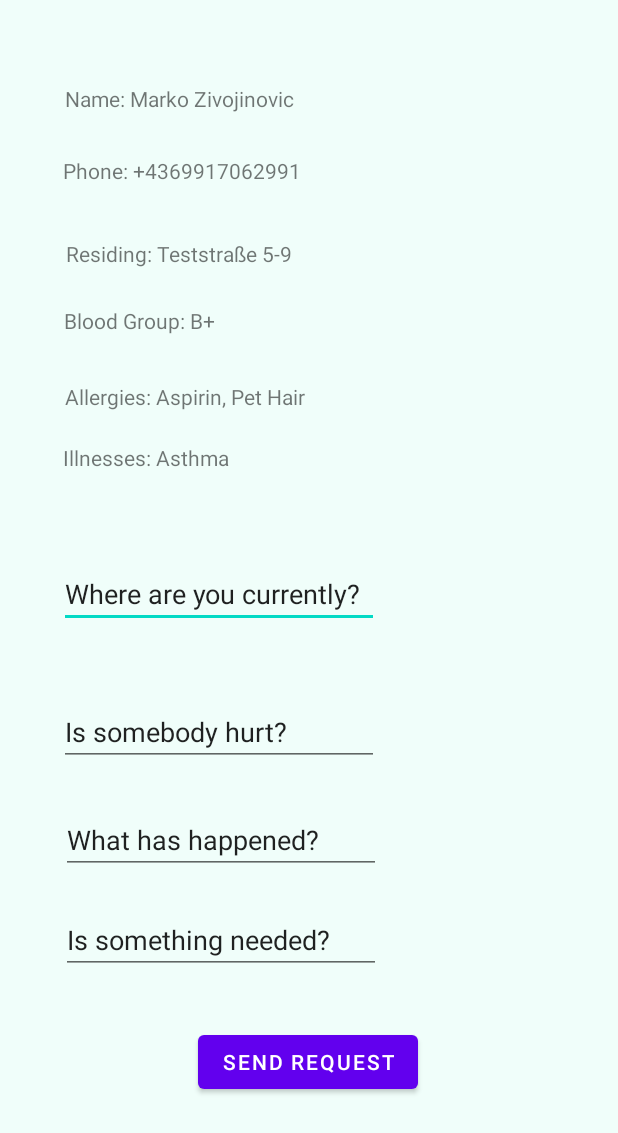
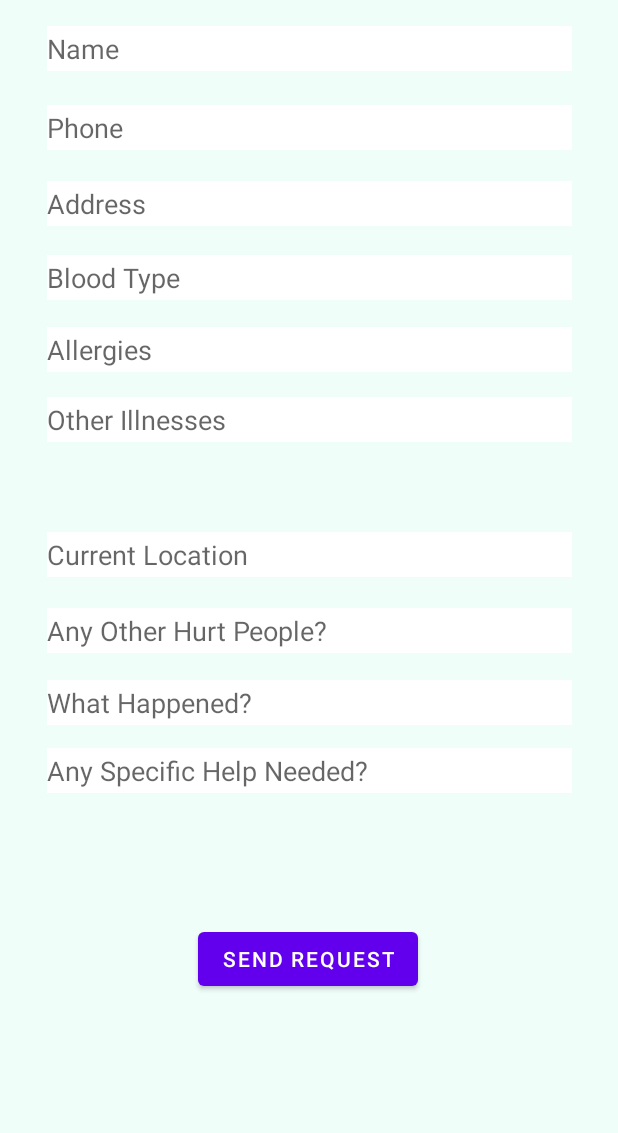
Before and after one commit to ChangedUser/Telemergency, an Android app: the layout emergency_call.xml on its own in the app's theme, with its tools: preview values and no code run, on a phone screen of 412 x 824 dp. Shown: the top 1133 px of the screen. Run offline under Robolectric (Android 15) with nearby library versions, the phone set to English and light mode, and no system bars.

Commit message:
Form when contacting doctors

```diff
--- a/app/src/main/java/com/example/kotlinmessenger/LoginActivity.kt
+++ b/app/src/main/java/com/example/kotlinmessenger/LoginActivity.kt
@@ -7,7 +7,6 @@ import android.widget.Toast
 import androidx.appcompat.app.AppCompatActivity
 import com.google.firebase.auth.FirebaseAuth
 import kotlinx.android.synthetic.main.activity_login.*
-import kotlinx.android.synthetic.main.activity_main.*
 
 class LoginActivity : AppCompatActivity() {
     override fun onCreate(savedInstanceState: Bundle?) {
@@ -20,7 +19,7 @@ class LoginActivity : AppCompatActivity() {
 
         login_button.setOnClickListener {
             val email = email_edittext_login.text.toString()
-            val password = password_edittext_login.text.toString()
+            val password = form_name.text.toString()
 
             //check if email/password empty
             if(email.isEmpty() || password.isEmpty()) {
--- a/app/src/main/java/com/example/kotlinmessenger/NewMessageActivity.kt
+++ b/app/src/main/java/com/example/kotlinmessenger/NewMessageActivity.kt
@@ -27,7 +27,8 @@ class NewMessageActivity : AppCompatActivity() {
         //open chat log when you click the adapter for the user
         adapter.setOnItemClickListener { item, view ->
             val userItem = item as UserItem
-            val intent = Intent(this, ChatLogActivity::class.java)
+            //val intent = Intent(this, ChatLogActivity::class.java)
+            val intent = Intent(this, RequestEmergency::class.java)
             intent.putExtra(USER_KEY, userItem.user)
             startActivity(intent)
         }
@@ -36,6 +37,7 @@ class NewMessageActivity : AppCompatActivity() {
     companion object {
         val USER_KEY = "USER_KEY"
     }
+    //get all users in list
     private fun getUsers(adapter: GroupAdapter<ViewHolder>){
         val ref = FirebaseDatabase.getInstance("https://telemedizinproject-default-rtdb.europe-west1.firebasedatabase.app/").getReference("/users")
         ref.addListenerForSingleValueEvent(object: ValueEventListener{
@@ -76,7 +78,7 @@ class NewMessageActivity : AppCompatActivity() {
             return R.layout.user_row_new_message
         }
     }
-
+    //helper function: append item to array
     fun <T> append(arr: Array<T>, element: T): Array<T?> {
         val array = arr.copyOf(arr.size + 1)
         array[arr.size] = element
--- a/app/src/main/java/com/example/kotlinmessenger/RequestEmergency.kt
+++ b/app/src/main/java/com/example/kotlinmessenger/RequestEmergency.kt
@@ -3,42 +3,79 @@ package com.example.kotlinmessenger
 import android.content.Intent
 import android.os.Bundle
 import android.util.Log
-import android.widget.Toast
 import androidx.appcompat.app.AppCompatActivity
 import com.google.firebase.auth.FirebaseAuth
-import kotlinx.android.synthetic.main.activity_login.*
+import com.google.firebase.database.FirebaseDatabase
+import kotlinx.android.synthetic.main.emergency_call.*
 
 class RequestEmergency: AppCompatActivity() {
+    private var user = User() ?: null
+    private var fromId = String()
+
     override fun onCreate(savedInstanceState: Bundle?) {
         super.onCreate(savedInstanceState)
-        setContentView(R.layout.activity_login)
+        setContentView(R.layout.emergency_call)
+        user = intent.getParcelableExtra<User>(NewMessageActivity.USER_KEY)
+        fromId = FirebaseAuth.getInstance().uid ?: ""
 
-        back_to_register_text_view.setOnClickListener {
-            finish()
-        }
-
-        login_button.setOnClickListener {
-            val email = email_edittext_login.text.toString()
-            val password = password_edittext_login.text.toString()
-
-            //check if email/password empty
-            if(email.isEmpty() || password.isEmpty()) {
-                Toast.makeText(this, "Please enter text in email/password", Toast.LENGTH_LONG).show()
-                return@setOnClickListener
-            }
-
-            FirebaseAuth.getInstance().signInWithEmailAndPassword(email, password)
-                .addOnCompleteListener {
-                    if (!it.isSuccessful) return@addOnCompleteListener
-                    // else if successful
-                    Log.d("MainActivity", "Successfully logged in user with uid: ${it.result?.user?.uid}" )
-                    val intent = Intent(this, LatestMessagesActivity::class.java)
-                    intent.flags = Intent.FLAG_ACTIVITY_CLEAR_TASK.or(Intent.FLAG_ACTIVITY_NEW_TASK)
-                    startActivity(intent)
-                }
-                .addOnFailureListener {
-                    Toast.makeText(this, "Failed to log in: ${it.message}", Toast.LENGTH_LONG).show()
-                }
+        send_request_button.setOnClickListener {
+            val name = form_name.text.toString()
+            val phone = form_phone.text.toString()
+            val address = form_address.text.toString()
+            val blood = form_blood.text.toString()
+            val allergies = form_allergies.text.toString()
+            val illnesses = form_illnesses.text.toString()
+            val currentAddress = form_current.text.toString()
+            val someoneHurt = form_hurt.text.toString()
+            val whatHappened = form_whatHappened.text.toString()
+            val needed = form_needed.text.toString()
+            performSendMessage(name, phone, address, blood, allergies, illnesses, currentAddress, someoneHurt, whatHappened, needed, fromId, user?.uid ?: "")
         }
     }
+
+    private fun performSendMessage(name: String, phone: String, address: String, blood: String, allergies: String, illnesses: String,
+    currentAddress: String, someoneHurt: String, whatHappened: String, needed: String, fromId: String, toId: String) {
+        val text1 = "Patient: " + name + "; " + phone + "; " + address + "; " + blood
+        val text2 = "Allergies: " + allergies + "; Illnesses: " + illnesses
+        val text3 = "Location: " + currentAddress + " with: " + someoneHurt
+        val text4 = "Accident:" + whatHappened + "; Needed: "
+        val firebaseDb = FirebaseDatabase.getInstance("https://telemedizinproject-default-rtdb.europe-west1.firebasedatabase.app/").getReference("/messages")
+        val reference1 = firebaseDb.push()
+        val reference2 = firebaseDb.push()
+        val reference3 = firebaseDb.push()
+        val reference4 = firebaseDb.push()
+
+        val chatMessage1 = ChatLogActivity.ChatMessage(reference1?.key ?: "", text1, null, fromId, toId, System.currentTimeMillis() / 1000)
+        val chatMessage2 = ChatLogActivity.ChatMessage(reference2?.key ?: "", text2, null, fromId, toId, System.currentTimeMillis() / 1000)
+        val chatMessage3 = ChatLogActivity.ChatMessage(reference3?.key ?: "", text3, null, fromId, toId, System.currentTimeMillis() / 1000)
+        val chatMessage4 = ChatLogActivity.ChatMessage(reference4?.key ?: "", text4, null, fromId, toId, System.currentTimeMillis() / 1000)
+        reference1.setValue(chatMessage1)
+            .addOnSuccessListener {
+                Log.d("ChatLogActivity", "Saved our chat message ${reference1.key}")
+                //val intent = Intent(this, ChatLogActivity::class.java)
+                //intent.putExtra(NewMessageActivity.USER_KEY, user)
+                //startActivity(intent)
+            }
+        reference2.setValue(chatMessage2)
+            .addOnSuccessListener {
+                Log.d("ChatLogActivity", "Saved our chat message ${reference2.key}")
+                //val intent = Intent(this, ChatLogActivity::class.java)
+                //intent.putExtra(NewMessageActivity.USER_KEY, user)
+                //startActivity(intent)
+            }
+        reference3.setValue(chatMessage3)
+            .addOnSuccessListener {
+                Log.d("ChatLogActivity", "Saved our chat message ${reference3.key}")
+                //val intent = Intent(this, ChatLogActivity::class.java)
+                //intent.putExtra(NewMessageActivity.USER_KEY, user)
+                //startActivity(intent)
+            }
+        reference4.setValue(chatMessage4)
+            .addOnSuccessListener {
+                Log.d("ChatLogActivity", "Saved our chat message ${reference4.key}")
+                val intent = Intent(this, ChatLogActivity::class.java)
+                intent.putExtra(NewMessageActivity.USER_KEY, user)
+                startActivity(intent)
+            }
+    }
 }
--- a/app/src/main/res/layout/activity_chat_log.xml
+++ b/app/src/main/res/layout/activity_chat_log.xml
@@ -33,10 +33,9 @@
         android:id="@+id/recyclerview_chat_log"
         android:layout_width="0dp"
         android:layout_height="0dp"
-        android:layout_marginBottom="16dp"
         android:background="#E8E8E8"
         app:layoutManager="androidx.recyclerview.widget.LinearLayoutManager"
-        app:layout_constraintBottom_toTopOf="@+id/edittext_chat_log"
+        app:layout_constraintBottom_toTopOf="@+id/meeting_id"
         app:layout_constraintEnd_toEndOf="parent"
         app:layout_constraintHorizontal_bias="0.0"
         app:layout_constraintStart_toStartOf="parent"
@@ -58,8 +57,7 @@
         android:id="@+id/call_button"
         android:layout_width="50dp"
         android:layout_height="50dp"
-        android:layout_marginStart="16dp"
-        android:layout_marginBottom="80dp"
+        android:layout_marginBottom="48dp"
         android:background="@color/white"
         app:layout_constraintBottom_toBottomOf="parent"
         app:layout_constraintStart_toStartOf="parent"
@@ -67,13 +65,15 @@
 
     <EditText
         android:id="@+id/meeting_id"
-        android:layout_width="270dp"
-        android:layout_height="57dp"
-        android:layout_margin="16dp"
+        android:layout_width="233dp"
+        android:layout_height="50dp"
+        android:layout_margin="0dp"
         android:background="@drawable/curve_background"
         android:hint="Enter Meeting ID"
         android:padding="16dp"
-        tools:layout_editor_absoluteX="89dp"
-        tools:layout_editor_absoluteY="595dp" />
+        app:layout_constraintBottom_toTopOf="@+id/edittext_chat_log"
+        app:layout_constraintEnd_toEndOf="parent"
+        app:layout_constraintHorizontal_bias="0.0"
+        app:layout_constraintStart_toEndOf="@+id/call_button" />
 
 </androidx.constraintlayout.widget.ConstraintLayout>
--- a/app/src/main/res/layout/activity_login.xml
+++ b/app/src/main/res/layout/activity_login.xml
@@ -26,9 +26,9 @@
         android:layout_height="wrap_content"
         android:layout_marginTop="4dp"
         android:text="Log In"
-        app:layout_constraintEnd_toEndOf="@+id/password_edittext_login"
-        app:layout_constraintStart_toStartOf="@+id/password_edittext_login"
-        app:layout_constraintTop_toBottomOf="@+id/password_edittext_login" />
+        app:layout_constraintEnd_toEndOf="@+id/form_name"
+        app:layout_constraintStart_toStartOf="@+id/form_name"
+        app:layout_constraintTop_toBottomOf="@+id/form_name" />
 
     <TextView
         android:id="@+id/back_to_register_text_view"
@@ -42,7 +42,7 @@
         app:layout_constraintTop_toBottomOf="@+id/login_button" />
 
     <EditText
-        android:id="@+id/password_edittext_login"
+        android:id="@+id/form_name"
         android:layout_width="wrap_content"
         android:layout_height="57dp"
         android:layout_marginTop="12dp"
--- a/app/src/main/res/layout/emergency_call.xml
+++ b/app/src/main/res/layout/emergency_call.xml
@@ -7,160 +7,157 @@
     android:layout_height="match_parent">
 
     <EditText
-        android:id="@+id/editTextTextPersonName2"
-        android:layout_width="wrap_content"
-        android:layout_height="wrap_content"
-        android:layout_marginStart="42dp"
-        android:layout_marginTop="25dp"
-        android:layout_marginEnd="159dp"
-        android:layout_marginBottom="27dp"
+        android:id="@+id/form_name"
+        android:layout_width="350dp"
+        android:layout_height="30dp"
+        android:background="@color/white"
         android:ems="10"
+        android:hint="Name"
         android:inputType="textPersonName"
-        android:text="Where are you currently?"
-        app:layout_constraintBottom_toTopOf="@+id/editTextTextPersonName3"
+        app:layout_constraintBottom_toBottomOf="parent"
         app:layout_constraintEnd_toEndOf="parent"
-        app:layout_constraintHorizontal_bias="1.0"
+        app:layout_constraintHorizontal_bias="0.5"
         app:layout_constraintStart_toStartOf="parent"
-        app:layout_constraintTop_toBottomOf="@+id/textView7" />
+        app:layout_constraintTop_toTopOf="parent"
+        app:layout_constraintVertical_bias="0.022" />
 
     <EditText
-        android:id="@+id/editTextTextPersonName5"
-        android:layout_width="wrap_content"
-        android:layout_height="wrap_content"
-        android:layout_marginStart="42dp"
-        android:layout_marginTop="3dp"
-        android:layout_marginEnd="159dp"
-        android:layout_marginBottom="17dp"
+        android:id="@+id/form_phone"
+        android:layout_width="350dp"
+        android:layout_height="30dp"
+        android:background="@color/white"
         android:ems="10"
-        android:inputType="textPersonName"
-        android:text="Is something needed?"
-        app:layout_constraintBottom_toTopOf="@+id/button"
+        android:hint="Phone"
+        android:inputType="text"
+        app:layout_constraintBottom_toBottomOf="parent"
         app:layout_constraintEnd_toEndOf="parent"
+        app:layout_constraintHorizontal_bias="0.5"
         app:layout_constraintStart_toStartOf="parent"
-        app:layout_constraintTop_toBottomOf="@+id/editTextTextPersonName4" />
+        app:layout_constraintTop_toBottomOf="@+id/form_name"
+        app:layout_constraintVertical_bias="0.03" />
 
     <EditText
-        android:id="@+id/editTextTextPersonName3"
-        android:layout_width="wrap_content"
-        android:layout_height="wrap_content"
-        android:layout_marginStart="42dp"
-        android:layout_marginTop="13dp"
-        android:layout_marginEnd="159dp"
-        android:layout_marginBottom="17dp"
+        android:id="@+id/form_address"
+        android:layout_width="350dp"
+        android:layout_height="30dp"
+        android:background="@color/white"
         android:ems="10"
-        android:inputType="textPersonName"
-        android:text="Is somebody hurt?"
-        app:layout_constraintBottom_toTopOf="@+id/editTextTextPersonName4"
+        android:hint="Address"
+        android:inputType="text"
+        app:layout_constraintBottom_toBottomOf="parent"
         app:layout_constraintEnd_toEndOf="parent"
-        app:layout_constraintHorizontal_bias="1.0"
+        app:layout_constraintHorizontal_bias="0.5"
         app:layout_constraintStart_toStartOf="parent"
-        app:layout_constraintTop_toBottomOf="@+id/editTextTextPersonName2" />
+        app:layout_constraintTop_toBottomOf="@+id/form_phone"
+        app:layout_constraintVertical_bias="0.03" />
 
     <EditText
-        android:id="@+id/editTextTextPersonName4"
-        android:layout_width="wrap_content"
-        android:layout_height="wrap_content"
-        android:layout_marginStart="42dp"
-        android:layout_marginTop="3dp"
-        android:layout_marginEnd="159dp"
-        android:layout_marginBottom="12dp"
+        android:id="@+id/form_blood"
+        android:layout_width="350dp"
+        android:layout_height="30dp"
+        android:background="@color/white"
         android:ems="10"
-        android:inputType="textPersonName"
-        android:text="What has happened?"
-        app:layout_constraintBottom_toTopOf="@+id/editTextTextPersonName5"
+        android:hint="Blood Type"
+        android:inputType="text"
+        app:layout_constraintBottom_toBottomOf="parent"
         app:layout_constraintEnd_toEndOf="parent"
+        app:layout_constraintHorizontal_bias="0.5"
         app:layout_constraintStart_toStartOf="parent"
-        app:layout_constraintTop_toBottomOf="@+id/editTextTextPersonName3" />
+        app:layout_constraintTop_toBottomOf="@+id/form_address"
+        app:layout_constraintVertical_bias="0.03" />
 
-    <TextView
-        android:id="@+id/textView2"
-        android:layout_width="wrap_content"
-        android:layout_height="wrap_content"
-        android:layout_marginStart="42dp"
-        android:layout_marginTop="50dp"
-        android:layout_marginEnd="215dp"
-        android:layout_marginBottom="11dp"
-        android:text="Name: Marko Zivojinovic"
-        app:layout_constraintBottom_toTopOf="@+id/textView5"
+    <EditText
+        android:id="@+id/form_allergies"
+        android:layout_width="350dp"
+        android:layout_height="30dp"
+        android:background="@color/white"
+        android:ems="10"
+        android:hint="Allergies"
+        android:inputType="text"
+        app:layout_constraintBottom_toBottomOf="parent"
         app:layout_constraintEnd_toEndOf="parent"
+        app:layout_constraintHorizontal_bias="0.5"
         app:layout_constraintStart_toStartOf="parent"
-        app:layout_constraintTop_toTopOf="parent" />
+        app:layout_constraintTop_toBottomOf="@+id/form_blood"
+        app:layout_constraintVertical_bias="0.03" />
 
-    <TextView
-        android:id="@+id/textView5"
-        android:layout_width="wrap_content"
-        android:layout_height="wrap_content"
-        android:layout_marginStart="42dp"
-        android:layout_marginTop="11dp"
-        android:layout_marginEnd="211dp"
-        android:layout_marginBottom="18dp"
-        android:text="Phone: +4369917062991"
-        app:layout_constraintBottom_toTopOf="@+id/textView4"
+    <EditText
+        android:id="@+id/form_illnesses"
+        android:layout_width="350dp"
+        android:layout_height="30dp"
+        android:background="@color/white"
+        android:ems="10"
+        android:hint="Other Illnesses"
+        android:inputType="text"
+        app:layout_constraintBottom_toBottomOf="parent"
         app:layout_constraintEnd_toEndOf="parent"
+        app:layout_constraintHorizontal_bias="0.5"
         app:layout_constraintStart_toStartOf="parent"
-        app:layout_constraintTop_toBottomOf="@+id/textView2" />
+        app:layout_constraintTop_toBottomOf="@+id/form_allergies"
+        app:layout_constraintVertical_bias="0.03" />
 
+    <EditText
+        android:id="@+id/form_current"
+        android:layout_width="350dp"
+        android:layout_height="30dp"
+        android:background="@color/white"
+        android:ems="10"
+        android:hint="Current Location"
+        android:inputType="text"
+        app:layout_constraintBottom_toBottomOf="parent"
+        app:layout_constraintEnd_toEndOf="parent"
+        app:layout_constraintHorizontal_bias="0.5"
+        app:layout_constraintStart_toStartOf="parent"
+        app:layout_constraintTop_toBottomOf="@+id/form_illnesses"
+        app:layout_constraintVertical_bias="0.12" />
 
-    <TextView
-        android:id="@+id/textView4"
-        android:layout_width="wrap_content"
-        android:layout_height="wrap_content"
-        android:layout_marginStart="43dp"
-        android:layout_marginTop="12dp"
-        android:layout_marginEnd="217dp"
-        android:layout_marginBottom="9dp"
-        android:text="Residing: Teststraße 5-9"
-        app:layout_constraintBottom_toTopOf="@+id/textView3"
+    <EditText
+        android:id="@+id/form_hurt"
+        android:layout_width="350dp"
+        android:layout_height="30dp"
+        android:background="@color/white"
+        android:ems="10"
+        android:hint="Any Other Hurt People?"
+        android:inputType="text"
+        app:layout_constraintBottom_toBottomOf="parent"
         app:layout_constraintEnd_toEndOf="parent"
-        app:layout_constraintHorizontal_bias="1.0"
+        app:layout_constraintHorizontal_bias="0.5"
         app:layout_constraintStart_toStartOf="parent"
-        app:layout_constraintTop_toBottomOf="@+id/textView5" />
+        app:layout_constraintTop_toBottomOf="@+id/form_current"
+        app:layout_constraintVertical_bias="0.05" />
 
-    <TextView
-        android:id="@+id/textView3"
-        android:layout_width="wrap_content"
-        android:layout_height="19dp"
-        android:layout_marginStart="42dp"
-        android:layout_marginTop="10dp"
-        android:layout_marginEnd="268dp"
-        android:layout_marginBottom="15dp"
-        android:text="Blood Group: B+"
-        app:layout_constraintBottom_toTopOf="@+id/textView6"
+    <EditText
+        android:id="@+id/form_whatHappened"
+        android:layout_width="350dp"
+        android:layout_height="30dp"
+        android:background="@color/white"
+        android:ems="10"
+        android:hint="What Happened?"
+        android:inputType="text"
+        app:layout_constraintBottom_toBottomOf="parent"
         app:layout_constraintEnd_toEndOf="parent"
+        app:layout_constraintHorizontal_bias="0.5"
         app:layout_constraintStart_toStartOf="parent"
-        app:layout_constraintTop_toBottomOf="@+id/textView4" />
+        app:layout_constraintTop_toBottomOf="@+id/form_hurt"
+        app:layout_constraintVertical_bias="0.05" />
 
-    <TextView
-        android:id="@+id/textView6"
-        android:layout_width="wrap_content"
-        android:layout_height="wrap_content"
-        android:layout_marginStart="43dp"
-        android:layout_marginTop="10dp"
-        android:layout_marginEnd="206dp"
-        android:layout_marginBottom="7dp"
-        android:text="Allergies: Aspirin, Pet Hair"
-        app:layout_constraintBottom_toTopOf="@+id/textView7"
+    <EditText
+        android:id="@+id/form_needed"
+        android:layout_width="350dp"
+        android:layout_height="30dp"
+        android:background="@color/white"
+        android:ems="10"
+        android:hint="Any Specific Help Needed?"
+        android:inputType="text"
+        app:layout_constraintBottom_toBottomOf="parent"
         app:layout_constraintEnd_toEndOf="parent"
-        app:layout_constraintHorizontal_bias="0.0"
+        app:layout_constraintHorizontal_bias="0.5"
         app:layout_constraintStart_toStartOf="parent"
-        app:layout_constraintTop_toBottomOf="@+id/textView3" />
-
-    <TextView
-        android:id="@+id/textView7"
-        android:layout_width="wrap_content"
-        android:layout_height="wrap_content"
-        android:layout_marginStart="42dp"
-        android:layout_marginTop="8dp"
-        android:layout_marginEnd="259dp"
-        android:layout_marginBottom="28dp"
-        android:text="Illnesses: Asthma"
-        app:layout_constraintBottom_toTopOf="@+id/editTextTextPersonName2"
-        app:layout_constraintEnd_toEndOf="parent"
-        app:layout_constraintStart_toStartOf="parent"
-        app:layout_constraintTop_toBottomOf="@+id/textView6" />
+        app:layout_constraintTop_toBottomOf="@+id/form_whatHappened"
+        app:layout_constraintVertical_bias="0.05" />
 
     <Button
-        android:id="@+id/button"
+        android:id="@+id/send_request_button"
         android:layout_width="wrap_content"
         android:layout_height="wrap_content"
         android:layout_marginStart="158dp"
@@ -171,7 +168,7 @@
         app:layout_constraintBottom_toBottomOf="parent"
         app:layout_constraintEnd_toEndOf="parent"
         app:layout_constraintStart_toStartOf="parent"
-        app:layout_constraintTop_toBottomOf="@+id/editTextTextPersonName5" />
+        app:layout_constraintTop_toBottomOf="@+id/form_needed" />
 
 
 </androidx.constraintlayout.widget.ConstraintLayout>
```
Also changed, not shown: app/src/main/AndroidManifest.xml (+9 -0 lines).
